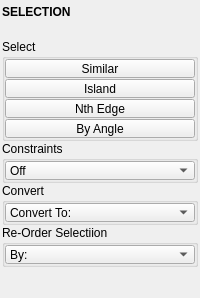
Qt form tentacle/ui/selection.ui (m3trik/tentacle) before a commit.
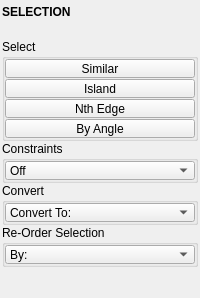
The same form after that commit. Custom widgets are drawn as their Qt base class.

Diff of the .ui file:
```diff
--- a/tentacle/ui/selection.ui
+++ b/tentacle/ui/selection.ui
@@ -381,7 +381,7 @@
          </sizepolicy>
         </property>
         <property name="title">
-         <string>Re-Order Selectiion</string>
+         <string>Re-Order Selection</string>
         </property>
         <layout class="QVBoxLayout" name="verticalLayout_8">
          <property name="spacing">
```
Left out of the diff: 6 changed lines with no effect on the pictures.
